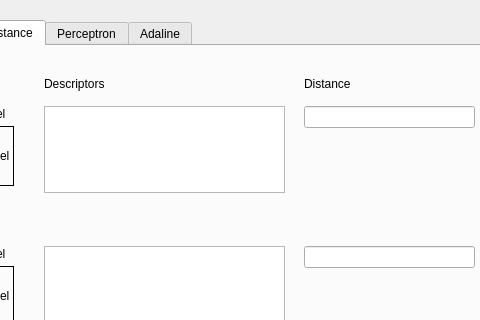
This is mainwindow.ui in rulas/patternrecognition_uag as Qt 5 draws it before an edit; both pictures show x 108 to 588 and y 0 to 320 of the 973 by 815 pixel window. The edited form follows.
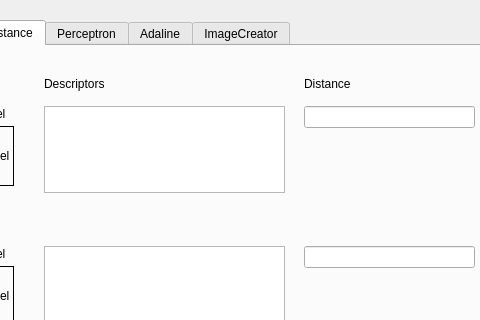
This is the edited form. Custom widgets are drawn as their Qt base class.

```diff
--- a/mainwindow.ui
+++ b/mainwindow.ui
@@ -419,6 +419,11 @@
       <string>Adaline</string>
      </attribute>
     </widget>
+    <widget class="QWidget" name="tab_3">
+     <attribute name="title">
+      <string>ImageCreator</string>
+     </attribute>
+    </widget>
    </widget>
    <widget class="IconWidget" name="widget_iconeditor" native="true">
     <property name="geometry">
```
